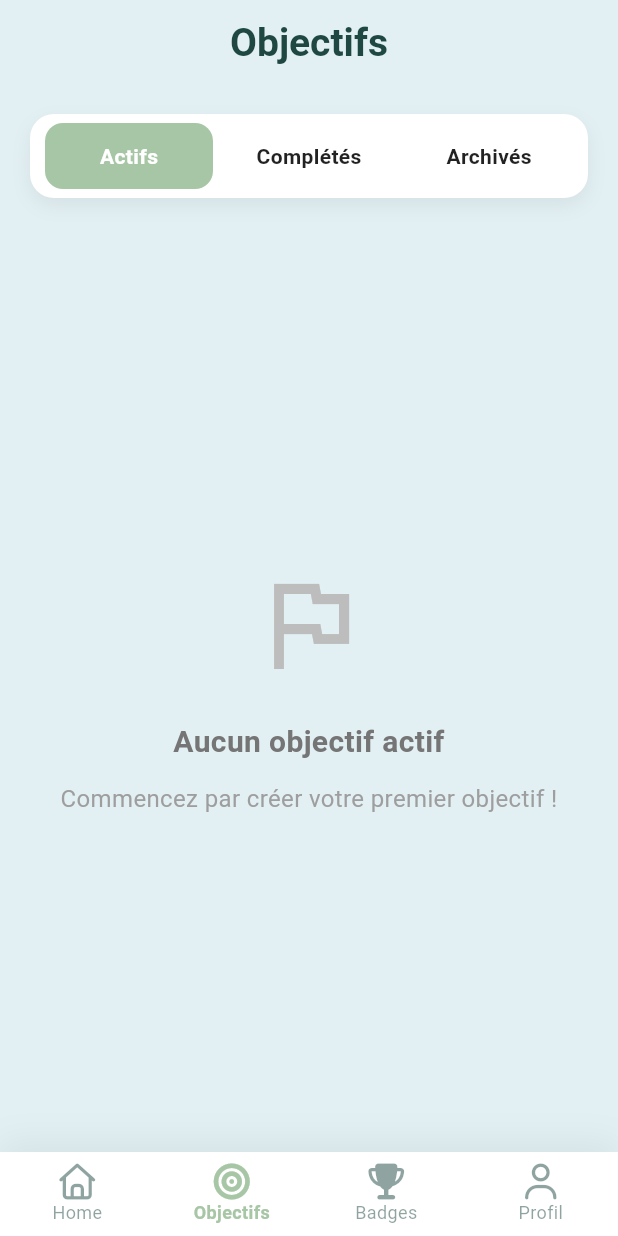
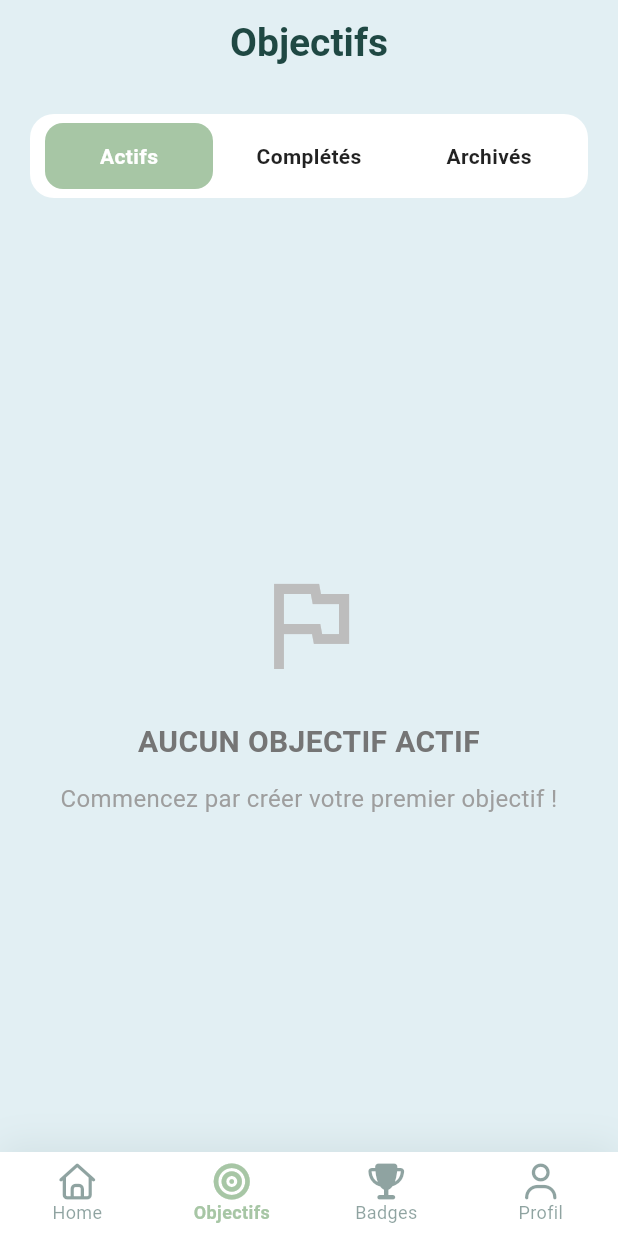
Before and after one commit to MOUSSBEKK/HabitoX, a Flutter app: the screen it shows after launch, item 2 of the bottom bar chosen, on a phone screen of 412 x 824 dp. Run offline on Flutter 3.47's test engine with Material 3 defaults, Android fonts, the phone set to English and light mode, and no system bars; our stand-ins replace font_awesome_flutter, localstorage, modal_bottom_sheet, shared_preferences; accounts and stored records are empty.

Commit message:
fix: some problems UI and useless code x)

```diff
--- a/lib/main.dart
+++ b/lib/main.dart
@@ -43,9 +43,10 @@ class HabitoXApp extends StatelessWidget {
           // cardColor: Colors.white,
           // AppBar
           appBarTheme: AppBarTheme(
-            backgroundColor: Colors.white,
             elevation: 0,
             centerTitle: true,
+            backgroundColor: const Color.fromRGBO(226, 239, 243, 1),
+            foregroundColor: Colors.white,
             titleTextStyle: TextStyle(
               color: AppColors.darkColor,
               fontSize: 26,
--- a/lib/screens/goals_screen.dart
+++ b/lib/screens/goals_screen.dart
@@ -41,13 +41,7 @@ class _GoalsScreenState extends State<GoalsScreen> {
         // final headerPadding = isTablet ? 80.0 : 60.0;
 
         return Scaffold(
-          appBar: AppBar(
-            title: Text('Objectifs'),
-            elevation: 0,
-            centerTitle: true,
-            backgroundColor: const Color.fromRGBO(226, 239, 243, 1),
-            foregroundColor: Colors.white,
-          ),
+          appBar: AppBar(title: Text('Objectifs')),
           body: Container(
             decoration: BoxDecoration(
               color: const Color.fromRGBO(226, 239, 243, 1),
@@ -65,13 +59,6 @@ class _GoalsScreenState extends State<GoalsScreen> {
                       borderRadius: BorderRadius.circular(
                         isTablet ? 20.0 : 16.0,
                       ),
-                      boxShadow: [
-                        BoxShadow(
-                          color: Colors.black.withOpacity(0.06),
-                          blurRadius: 10,
-                          offset: const Offset(0, 5),
-                        ),
-                      ],
                     ),
                     child: Row(
                       children: [
@@ -120,7 +107,7 @@ class _GoalsScreenState extends State<GoalsScreen> {
                 ),
                 SizedBox(height: isTablet ? 32.0 : 24.0),
                 Text(
-                  emptyTitle,
+                  emptyTitle.toUpperCase(),
                   style: TextStyle(
                     fontSize: isTablet ? 24.0 : 20.0,
                     fontWeight: FontWeight.w600,
@@ -137,36 +124,6 @@ class _GoalsScreenState extends State<GoalsScreen> {
                   ),
                   textAlign: TextAlign.center,
                 ),
-                if (goalsSelector ==
-                    (goalService) => goalService.goals
-                        .where((g) => g.isActive)
-                        .toList()) ...[
-                  SizedBox(height: isTablet ? 32.0 : 24.0),
-                  ElevatedButton.icon(
-                    onPressed: () => _showAddGoalBottomSheet(context),
-                    icon: Icon(Icons.add, size: isTablet ? 24.0 : 20.0),
-                    label: Text(
-                      'Créer un objectif',
-                      style: TextStyle(
-                        fontSize: isTablet ? 18.0 : 16.0,
-                        fontWeight: FontWeight.w600,
-                      ),
-                    ),
-                    style: ElevatedButton.styleFrom(
-                      backgroundColor: Colors.green,
-                      foregroundColor: Colors.white,
-                      padding: EdgeInsets.symmetric(
-                        horizontal: isTablet ? 32.0 : 24.0,
-                        vertical: isTablet ? 20.0 : 16.0,
-                      ),
-                      shape: RoundedRectangleBorder(
-                        borderRadius: BorderRadius.circular(
-                          isTablet ? 20.0 : 16.0,
-                        ),
-                      ),
-                    ),
-                  ),
-                ],
               ],
             ),
           );
--- a/lib/screens/profile_screen.dart
+++ b/lib/screens/profile_screen.dart
@@ -12,36 +12,9 @@ class ProfileScreen extends StatefulWidget {
 
 class _ProfileScreenState extends State<ProfileScreen>
     with TickerProviderStateMixin {
-  late AnimationController _fadeController;
-  late AnimationController _slideController;
-  late Animation<Offset> _slideAnimation;
-
   @override
   void initState() {
     super.initState();
-    _fadeController = AnimationController(
-      duration: const Duration(milliseconds: 800),
-      vsync: this,
-    );
-    _slideController = AnimationController(
-      duration: const Duration(milliseconds: 600),
-      vsync: this,
-    );
-
-    _slideAnimation =
-        Tween<Offset>(begin: const Offset(0, 0.3), end: Offset.zero).animate(
-          CurvedAnimation(parent: _slideController, curve: Curves.easeOutCubic),
-        );
-
-    _fadeController.forward();
-    _slideController.forward();
-  }
-
-  @override
-  void dispose() {
-    _fadeController.dispose();
-    _slideController.dispose();
-    super.dispose();
   }
 
   @override
@@ -52,21 +25,11 @@ class _ProfileScreenState extends State<ProfileScreen>
         final padding = isTablet ? 32.0 : 20.0;
 
         return Scaffold(
-          appBar: AppBar(
-            title: Text('Account'),
-            elevation: 0,
-            centerTitle: true,
+          appBar: AppBar(title: Text('Account')),
           backgroundColor: const Color.fromRGBO(226, 239, 243, 1),
-            foregroundColor: Colors.white,
-          ),
-          backgroundColor: const Color(0xFFF8FAFC),
           body: SafeArea(
             child: SingleChildScrollView(
               padding: EdgeInsets.all(padding),
-              child: FadeTransition(
-                opacity: _fadeController,
-                child: SlideTransition(
-                  position: _slideAnimation,
               child: Column(
                 crossAxisAlignment: CrossAxisAlignment.stretch,
                 children: [
@@ -76,8 +39,6 @@ class _ProfileScreenState extends State<ProfileScreen>
                   const SizedBox(height: 16),
                   _buildSettingsGroup(isTablet),
                 ],
-                  ),
-                ),
               ),
             ),
           ),
@@ -98,13 +59,13 @@ extension on _ProfileScreenState {
         decoration: BoxDecoration(
           borderRadius: BorderRadius.circular(isTablet ? 20 : 16),
           gradient: const LinearGradient(
-            colors: [Color(0xFF7C4DFF), Color(0xFF9B72FF)],
+            colors: [Color(0xFF6db399), Color(0xFFa9c4a5)],
             begin: Alignment.topLeft,
             end: Alignment.bottomRight,
           ),
           boxShadow: [
             BoxShadow(
-              color: Colors.deepPurple.withOpacity(0.25),
+              color: const Color(0xFF6db399).withOpacity(0.25),
               blurRadius: 18,
               offset: const Offset(0, 8),
             ),
@@ -144,7 +105,6 @@ extension on _ProfileScreenState {
                 ],
               ),
             ),
-            const Icon(Icons.arrow_forward_ios, color: Colors.white, size: 16),
           ],
         ),
       ),
@@ -156,9 +116,8 @@ extension on _ProfileScreenState {
       builder: (context, profileService, child) {
         final stats = profileService.getXpStats();
         final level = stats['currentLevel'] as int? ?? 1;
-        final levelName = stats['levelName'] as String? ?? 'Débutant';
-        final levelColor =
-            stats['levelColor'] as Color? ?? AppColors.primaryColor;
+        final levelName = stats['levelName'] as String? ?? 'Beginner';
+        final levelColor = stats['levelColor'] as Color? ?? Color(0xFF6db399);
         final experiencePoints = stats['experiencePoints'] as int? ?? 0;
         final xpInCurrentLevel = stats['xpInCurrentLevel'] as int? ?? 0;
         final xpRequiredForCurrentLevel =
@@ -166,21 +125,13 @@ extension on _ProfileScreenState {
         final xpProgressToNext = stats['xpProgressToNext'] as double? ?? 0.0;
 
         return Container(
-          padding: EdgeInsets.all(isTablet ? 18 : 16),
+          padding: EdgeInsets.all(isTablet ? 20 : 16),
           decoration: BoxDecoration(
             color: Colors.white,
-            borderRadius: BorderRadius.circular(isTablet ? 18 : 16),
-            boxShadow: [
-              BoxShadow(
-                color: AppColors.darkColor.withOpacity(0.06),
-                blurRadius: 14,
-                offset: const Offset(0, 6),
-              ),
-            ],
+            borderRadius: BorderRadius.circular(isTablet ? 20 : 16),
           ),
           child: Column(
             children: [
-              // Header avec niveau et badge
               Row(
                 children: [
                   Container(
```
Also changed, not shown: lib/screens/badges_screen.dart (+2 -8 lines), lib/services/user_profile_service.dart (+20 -5 lines), lib/widgets/skill_progress_widget.dart (+2 -13 lines). Lines whose indentation alone changed are shown as unchanged.
